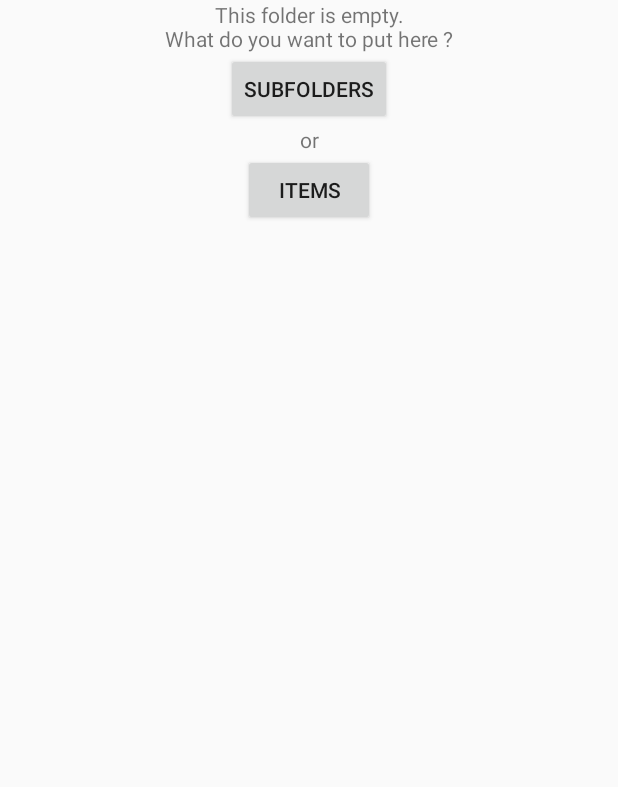
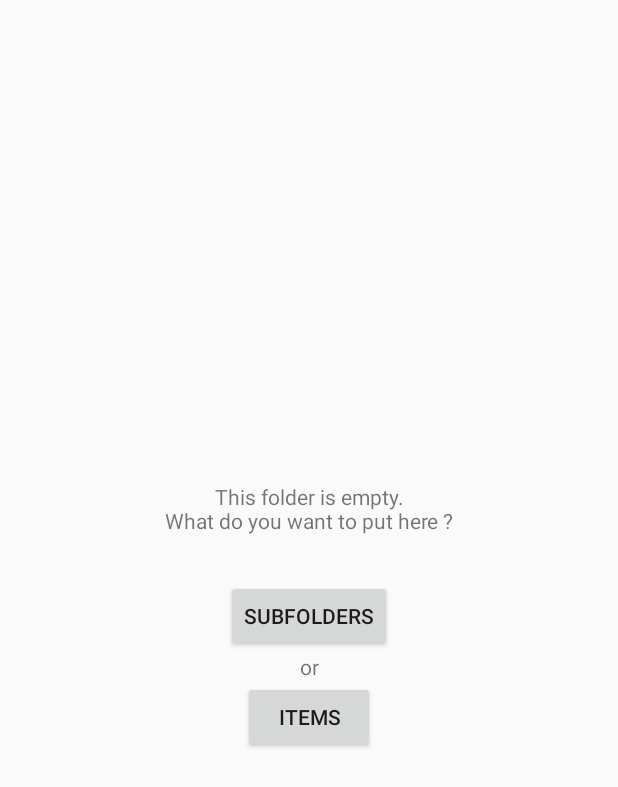
Before and after one commit to martinbonnin/treedo, an Android app: the layout listview_empty.xml on its own in the app's theme, with its tools: preview values and no code run, on a phone screen of 412 x 824 dp. Shown: the top 787 px of the screen. Run offline under Robolectric (Android 15) with nearby library versions, the phone set to English and light mode, and no system bars; network calls fail.

Commit message:
nicer empty view

```diff
--- a/app/src/main/res/layout/listview_empty.xml
+++ b/app/src/main/res/layout/listview_empty.xml
@@ -1,21 +1,26 @@
 <?xml version="1.0" encoding="utf-8"?>
-<LinearLayout xmlns:android="http://schemas.android.com/apk/res/android"
+<RelativeLayout xmlns:android="http://schemas.android.com/apk/res/android"
     android:layout_width="match_parent"
     android:layout_height="match_parent"
-    android:layout_gravity="center_vertical"
+    android:gravity="center">
+
+    <LinearLayout
+        android:layout_width="match_parent"
+        android:layout_height="wrap_content"
         android:orientation="vertical">
 
         <TextView
             android:layout_width="match_parent"
             android:layout_height="wrap_content"
             android:gravity="center"
-        android:text="@string/listview_empty" />
+            android:text="@string/listview_empty"
+            android:paddingBottom="30dp"/>
 
         <Button
+            android:id="@+id/subfolders_button"
             android:layout_width="wrap_content"
             android:layout_height="wrap_content"
             android:layout_gravity="center"
-        android:id="@+id/subfolders_button"
             android:text="@string/subfolders" />
 
         <TextView
@@ -25,9 +30,10 @@
             android:text="@string/or" />
 
         <Button
+            android:id="@+id/items_button"
             android:layout_width="wrap_content"
             android:layout_height="wrap_content"
             android:layout_gravity="center"
-        android:id="@+id/items_button"
             android:text="@string/items" />
     </LinearLayout>
+</RelativeLayout>
```
Also changed, not shown: app/src/main/java/com/mbonnin/treedo/ItemListView.java (+27 -13 lines). Lines whose indentation alone changed are shown as unchanged.
